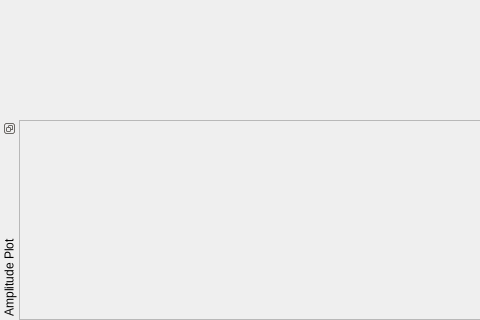
First picture: the form in src/EWS/app/widget/EWSMainWindow.ui, repository metasim/ews, before the edit; both pictures show x 0 to 480 and y 575 to 895 of the 1163 by 895 pixel window.
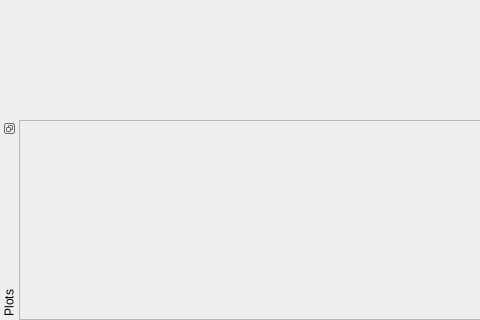
Second picture: the form after the edit. Icons and pictures are not drawn. Custom widgets are drawn as their Qt base class.

```diff
--- a/src/EWS/app/widget/EWSMainWindow.ui
+++ b/src/EWS/app/widget/EWSMainWindow.ui
@@ -268,7 +268,7 @@
     <set>Qt::BottomDockWidgetArea</set>
    </property>
    <property name="windowTitle">
-    <string>Amplitude Plot</string>
+    <string>Plots</string>
    </property>
    <attribute name="dockWidgetArea">
     <number>8</number>
```
